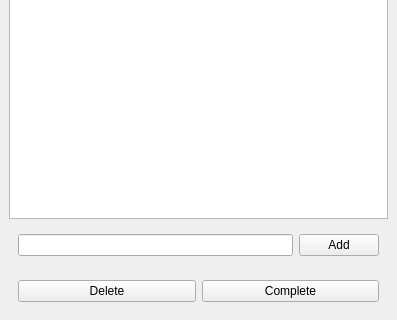
The window that gui/taskManagerUI.ui (ricardorqr/SimpleTaskManager) describes before a commit, drawn with Qt 5; both pictures show x 0 to 397 and y 280 to 600 of the 397 by 600 pixel window.
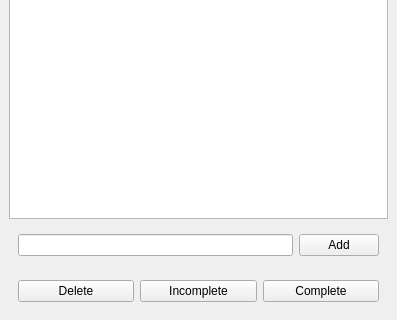
The same window after the commit.

Commit message: Created the incomplete button

Diff of the .ui file:
```diff
--- a/gui/taskManagerUI.ui
+++ b/gui/taskManagerUI.ui
@@ -44,6 +44,13 @@
          </property>
         </widget>
        </item>
+       <item>
+        <widget class="QPushButton" name="pushButtonIncomplete">
+         <property name="text">
+          <string>Incomplete</string>
+         </property>
+        </widget>
+       </item>
        <item>
         <widget class="QPushButton" name="pushButtonComplete">
          <property name="text">
```
The commit also changes 2 other files.
